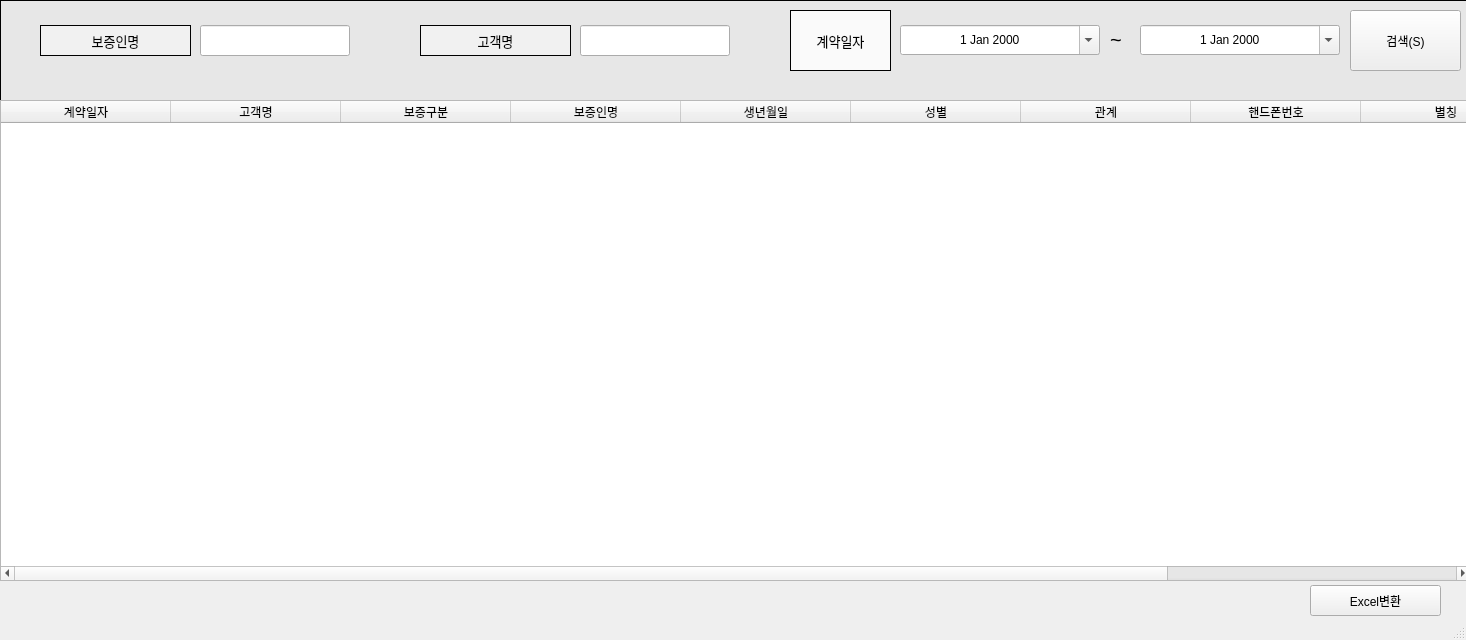
The window that src/pages/loan/ui_loan_guarantor_search.ui (DY-Microfinance-Customer-Management/dymf-algorithm) describes before a commit, drawn with Qt 5.
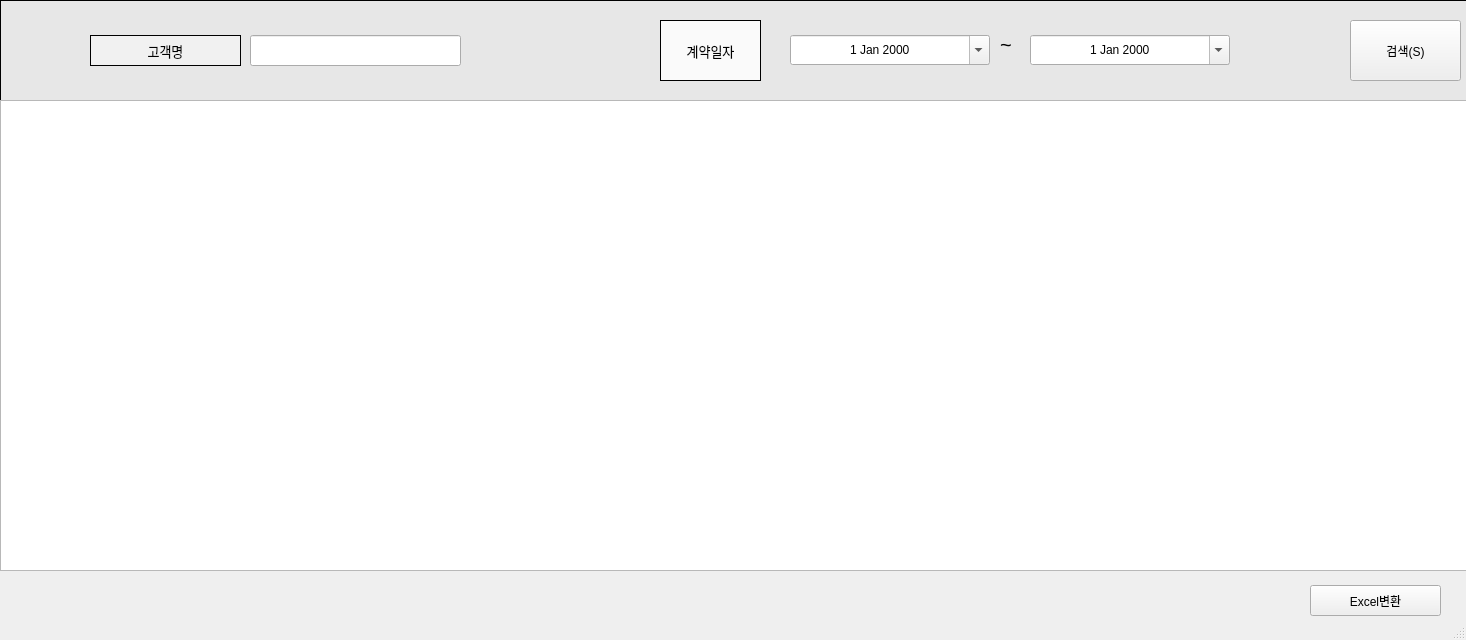
The same window after the commit.

Commit message: loan 수정

```diff
--- a/src/pages/loan/ui_loan_guarantor_search.ui
+++ b/src/pages/loan/ui_loan_guarantor_search.ui
@@ -37,7 +37,7 @@
     <property name="geometry">
      <rect>
       <x>1350</x>
-      <y>10</y>
+      <y>20</y>
       <width>111</width>
       <height>61</height>
      </rect>
@@ -49,8 +49,8 @@
    <widget class="QLabel" name="label_9">
     <property name="geometry">
      <rect>
-      <x>790</x>
-      <y>10</y>
+      <x>660</x>
+      <y>20</y>
       <width>101</width>
       <height>61</height>
      </rect>
@@ -76,8 +76,8 @@
    <widget class="QLabel" name="label_2">
     <property name="geometry">
      <rect>
-      <x>1110</x>
-      <y>30</y>
+      <x>1000</x>
+      <y>35</y>
       <width>21</width>
       <height>20</height>
      </rect>
@@ -104,38 +104,11 @@
      <string>Excel변환</string>
     </property>
    </widget>
-   <widget class="QLabel" name="label_5">
-    <property name="geometry">
-     <rect>
-      <x>40</x>
-      <y>25</y>
-      <width>151</width>
-      <height>31</height>
-     </rect>
-    </property>
-    <property name="font">
-     <font>
-      <pointsize>10</pointsize>
-     </font>
-    </property>
-    <property name="styleSheet">
-     <string notr="true">background-color:rgb(241, 241, 241)</string>
-    </property>
-    <property name="frameShape">
-     <enum>QFrame::Box</enum>
-    </property>
-    <property name="text">
-     <string>보증인명</string>
-    </property>
-    <property name="alignment">
-     <set>Qt::AlignCenter</set>
-    </property>
-   </widget>
    <widget class="QLabel" name="label_6">
     <property name="geometry">
      <rect>
-      <x>420</x>
-      <y>25</y>
+      <x>90</x>
+      <y>35</y>
       <width>151</width>
       <height>31</height>
      </rect>
@@ -161,8 +134,8 @@
    <widget class="QDateEdit" name="StartDate">
     <property name="geometry">
      <rect>
-      <x>900</x>
-      <y>25</y>
+      <x>790</x>
+      <y>35</y>
       <width>200</width>
       <height>30</height>
      </rect>
@@ -217,8 +190,8 @@
    <widget class="QDateEdit" name="LastDate">
     <property name="geometry">
      <rect>
-      <x>1140</x>
-      <y>25</y>
+      <x>1030</x>
+      <y>35</y>
       <width>200</width>
       <height>30</height>
      </rect>
@@ -270,103 +243,25 @@
      </date>
     </property>
    </widget>
-   <widget class="QLineEdit" name="GuarantorName">
-    <property name="geometry">
-     <rect>
-      <x>200</x>
-      <y>25</y>
-      <width>150</width>
-      <height>31</height>
-     </rect>
-    </property>
-   </widget>
    <widget class="QLineEdit" name="CustomerName">
     <property name="geometry">
      <rect>
-      <x>580</x>
-      <y>25</y>
-      <width>150</width>
+      <x>250</x>
+      <y>35</y>
+      <width>211</width>
       <height>31</height>
      </rect>
     </property>
    </widget>
-   <widget class="QTableWidget" name="GuarantorTable">
+   <widget class="QTableView" name="GuarantorTable">
     <property name="geometry">
      <rect>
       <x>0</x>
       <y>100</y>
       <width>1471</width>
-      <height>481</height>
+      <height>471</height>
      </rect>
     </property>
-    <property name="minimumSize">
-     <size>
-      <width>1251</width>
-      <height>0</height>
-     </size>
-    </property>
-    <attribute name="horizontalHeaderVisible">
-     <bool>true</bool>
-    </attribute>
-    <attribute name="horizontalHeaderCascadingSectionResizes">
-     <bool>false</bool>
-    </attribute>
-    <attribute name="horizontalHeaderDefaultSectionSize">
-     <number>170</number>
-    </attribute>
-    <attribute name="horizontalHeaderHighlightSections">
-     <bool>false</bool>
-    </attribute>
-    <column>
-     <property name="text">
-      <string>계약일자</string>
-     </property>
-    </column>
-    <column>
-     <property name="text">
-      <string>고객명</string>
-     </property>
-    </column>
-    <column>
-     <property name="text">
-      <string>보증구분</string>
-     </property>
-    </column>
-    <column>
-     <property name="text">
-      <string>보증인명</string>
-     </property>
-    </column>
-    <column>
-     <property name="text">
-      <string>생년월일</string>
-     </property>
-    </column>
-    <column>
-     <property name="text">
-      <string>성별</string>
-     </property>
-    </column>
-    <column>
-     <property name="text">
-      <string>관계</string>
-     </property>
-    </column>
-    <column>
-     <property name="text">
-      <string>핸드폰번호</string>
-     </property>
-    </column>
-    <column>
-     <property name="text">
-      <string>별칭</string>
-     </property>
-    </column>
-    <column>
-     <property name="text">
-      <string>등록자</string>
-     </property>
-    </column>
    </widget>
   </widget>
   <widget class="QStatusBar" name="statusbar"/>
```
The commit also changes 8 other files.
